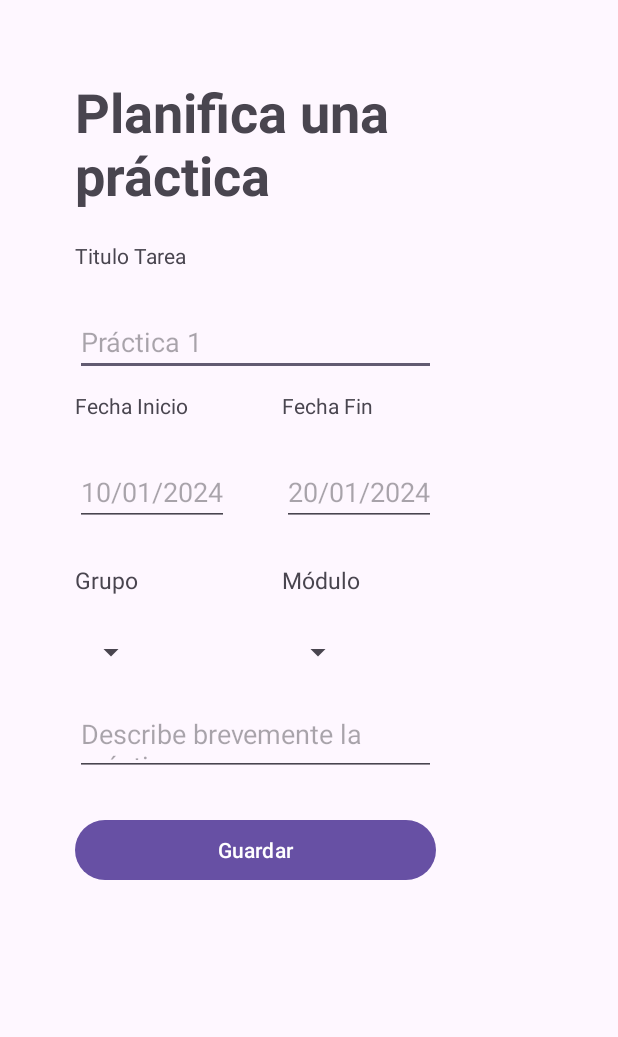
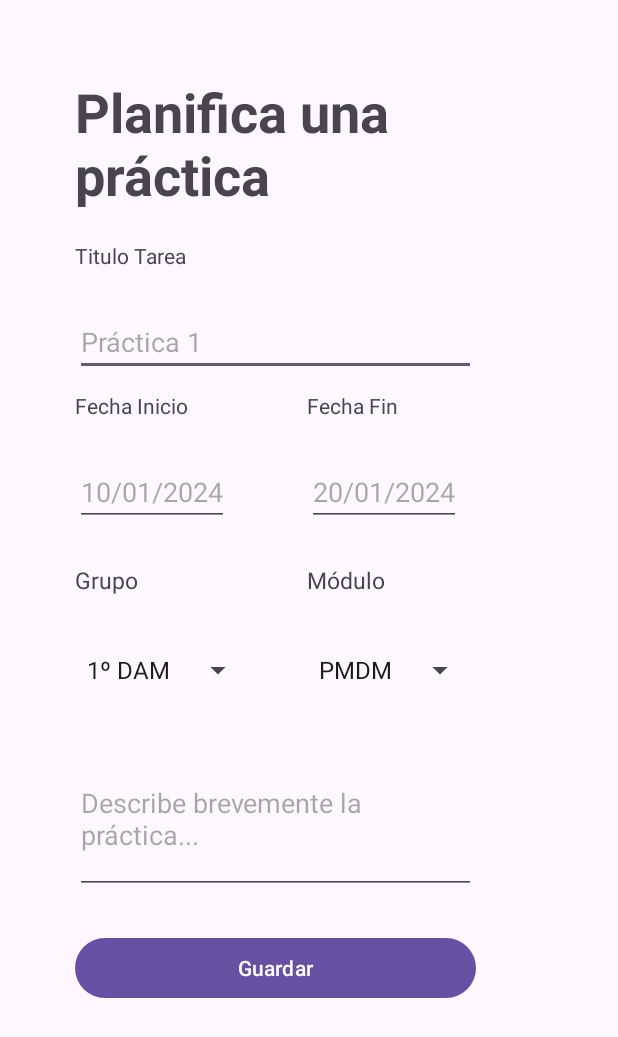
Before and after one commit to 9150FJ/Plans_App, an Android app: the fragment PlanificarPracticaFragment shown on its own in the app's theme, on a phone screen of 412 x 824 dp. Shown: the top 1037 px of the screen. Run offline under Robolectric (Android 15) with nearby library versions, the phone set to English and light mode, and no system bars.

```diff
--- a/app/src/main/java/com/cifpceuta/plans_app/PlanificarPracticaFragment.java
+++ b/app/src/main/java/com/cifpceuta/plans_app/PlanificarPracticaFragment.java
@@ -7,6 +7,10 @@ import androidx.fragment.app.Fragment;
 import android.view.LayoutInflater;
 import android.view.View;
 import android.view.ViewGroup;
+import android.widget.ArrayAdapter;
+import android.widget.Spinner;
+
+import java.util.ArrayList;
 
 /**
  * A simple {@link Fragment} subclass.
@@ -17,13 +21,9 @@ public class PlanificarPracticaFragment extends Fragment {
 
     // TODO: Rename parameter arguments, choose names that match
     // the fragment initialization parameters, e.g. ARG_ITEM_NUMBER
-    private static final String ARG_PARAM1 = "param1";
-    private static final String ARG_PARAM2 = "param2";
+
 
     // TODO: Rename and change types of parameters
-    private String mParam1;
-    private String mParam2;
-
     public PlanificarPracticaFragment() {
         // Required empty public constructor
     }
@@ -32,16 +32,15 @@ public class PlanificarPracticaFragment extends Fragment {
      * Use this factory method to create a new instance of
      * this fragment using the provided parameters.
      *
-     * @param param1 Parameter 1.
-     * @param param2 Parameter 2.
+
      * @return A new instance of fragment PlanificarPracticaFragment.
      */
     // TODO: Rename and change types and number of parameters
-    public static PlanificarPracticaFragment newInstance(String param1, String param2) {
+    public static PlanificarPracticaFragment newInstance() {
         PlanificarPracticaFragment fragment = new PlanificarPracticaFragment();
         Bundle args = new Bundle();
-        args.putString(ARG_PARAM1, param1);
-        args.putString(ARG_PARAM2, param2);
+        //args.putString(ARG_PARAM1, param1);
+        //args.putString(ARG_PARAM2, param2);
         fragment.setArguments(args);
         return fragment;
     }
@@ -49,16 +48,36 @@ public class PlanificarPracticaFragment extends Fragment {
     @Override
     public void onCreate(Bundle savedInstanceState) {
         super.onCreate(savedInstanceState);
+
+
+
+
         if (getArguments() != null) {
-            mParam1 = getArguments().getString(ARG_PARAM1);
-            mParam2 = getArguments().getString(ARG_PARAM2);
+            //mParam1 = getArguments().getString(ARG_PARAM1);
+            //mParam2 = getArguments().getString(ARG_PARAM2);
         }
     }
 
     @Override
     public View onCreateView(LayoutInflater inflater, ViewGroup container,
                              Bundle savedInstanceState) {
+        Spinner spinnerModulo,spinnerGrupo;
+        View rootView = inflater.inflate(R.layout.fragment_planificar_practica, container, false);
+
+
+
+        spinnerModulo=rootView.findViewById(R.id.spinnerModuloFragmentPlanificarPractica);
+        spinnerGrupo=rootView.findViewById(R.id.spinnerGrupoFragmentPlanificarPractica);
+        String[] grupo = {"1º DAM","2º DAM"};
+        String[] modulo = {"PMDM","PSP","EIE","SGE"};
+        //ArrayAdapter<String> spinnerArrayAdapter = new ArrayAdapter<String>(this, android.R.layout.simple_spinner_dropdown_item,grupo);
+        ArrayAdapter<String> adapterGrupo = new ArrayAdapter<>(rootView.getContext(), android.R.layout.simple_spinner_dropdown_item,grupo);
+        spinnerGrupo.setAdapter(adapterGrupo);
+
+        ArrayAdapter<String> adapterModulo = new ArrayAdapter<>(rootView.getContext(), android.R.layout.simple_spinner_dropdown_item,modulo);
+        spinnerModulo.setAdapter(adapterModulo);
+
         // Inflate the layout for this fragment
-        return inflater.inflate(R.layout.fragment_planificar_practica, container, false);
+        return rootView;
     }
 }
--- a/app/src/main/java/com/cifpceuta/plans_app/SesionIniciada.java
+++ b/app/src/main/java/com/cifpceuta/plans_app/SesionIniciada.java
@@ -126,7 +126,12 @@ public class SesionIniciada extends AppCompatActivity implements NavigationView.
             startActivity(new Intent(this, MainActivity.class));
         }
         else if (itemId == R.id.plan_practica){
+            PlanificarPracticaFragment planificarPracticaFragment = PlanificarPracticaFragment.newInstance();
 
+
+            getSupportFragmentManager().beginTransaction()
+                    .replace(R.id.fragPerfilEst, planificarPracticaFragment)
+                    .commit();
         }
         else if (itemId == R.id.plan_exam){
 
--- a/app/src/main/res/layout/fragment_planificar_practica.xml
+++ b/app/src/main/res/layout/fragment_planificar_practica.xml
@@ -62,16 +62,11 @@
 
         <Spinner
             android:layout_marginBottom="25dp"
-
+            android:id="@+id/spinnerGrupoFragmentPlanificarPractica"
             android:layout_width="wrap_content"
             android:layout_height="wrap_content"/>
 
         </LinearLayout>
-
-
-
-
-
 
 
 
@@ -105,7 +100,7 @@
 
             <Spinner
                 android:layout_marginBottom="25dp"
-
+                android:id="@+id/spinnerModuloFragmentPlanificarPractica"
                 android:layout_width="wrap_content"
                 android:layout_height="wrap_content"/>
 
@@ -114,6 +109,9 @@
         </LinearLayout>
 
         <EditText
+            android:inputType="textMultiLine"
+            android:ems="10"
+            android:height="100dp"
             android:layout_marginBottom="25dp"
             android:layout_width="match_parent"
             android:layout_height="wrap_content"
```
